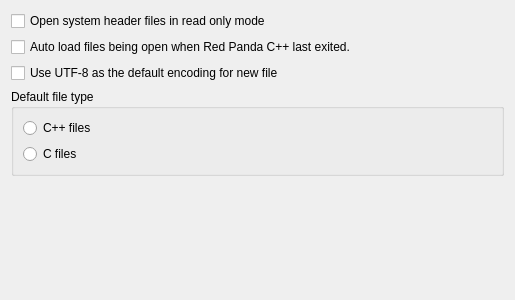
Before: the Qt Designer form RedPandaIDE/settingsdialog/editormiscwidget.ui in royqh1979/RedPanda-CPP, drawn with Qt 5.
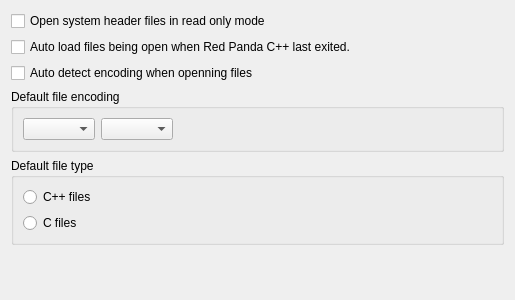
After: the same form once the commit is applied.

Commit message: - enhancement: auto detect "gbk" encoding when running in zh_CN locale under Linux   - enhancement: disable encoding submenu when editor closed   - enhancement: clear infos in the status bar when editor closed

```diff
--- a/RedPandaIDE/settingsdialog/editormiscwidget.ui
+++ b/RedPandaIDE/settingsdialog/editormiscwidget.ui
@@ -31,10 +31,38 @@
    <item>
     <widget class="QCheckBox" name="chkUseUTF8ByDefault">
      <property name="text">
-      <string>Use UTF-8 as the default encoding for new file</string>
+      <string>Auto detect encoding when openning files</string>
      </property>
     </widget>
    </item>
+   <item>
+    <widget class="QGroupBox" name="groupBox_2">
+     <property name="title">
+      <string>Default file encoding</string>
+     </property>
+     <layout class="QHBoxLayout" name="horizontalLayout">
+      <item>
+       <widget class="QComboBox" name="cbEncoding"/>
+      </item>
+      <item>
+       <widget class="QComboBox" name="cbEncodingDetail"/>
+      </item>
+      <item>
+       <spacer name="horizontalSpacer">
+        <property name="orientation">
+         <enum>Qt::Horizontal</enum>
+        </property>
+        <property name="sizeHint" stdset="0">
+         <size>
+          <width>40</width>
+          <height>20</height>
+         </size>
+        </property>
+       </spacer>
+      </item>
+     </layout>
+    </widget>
+   </item>
    <item>
     <widget class="QGroupBox" name="groupBox">
      <property name="title">
```
Left out of the diff: 2 changed lines with no effect on the pictures. The commit also changes 17 other files.
